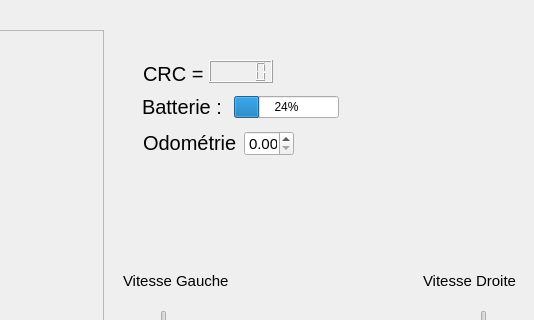
l-chapus/WifiBot, file myrobot.ui: the form before one commit; both pictures show x 377 to 911 and y 0 to 320 of the 911 by 630 pixel window.
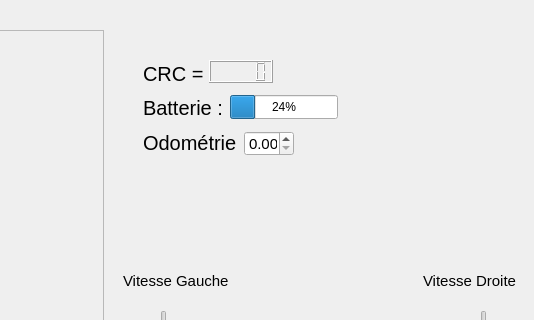
The form after the commit.

Commit message: Changement des noms du labels dans fichier ui pour plus de détails

What changed in the file:
```diff
--- a/myrobot.ui
+++ b/myrobot.ui
@@ -213,38 +213,7 @@
      </font>
     </property>
    </widget>
-   <widget class="QWidget" name="layoutWidget">
-    <property name="geometry">
-     <rect>
-      <x>519</x>
-      <y>93</y>
-      <width>197</width>
-      <height>29</height>
-     </rect>
-    </property>
-    <layout class="QGridLayout" name="gridLayout">
-     <item row="0" column="0">
-      <widget class="QLabel" name="label">
-       <property name="font">
-        <font>
-         <pointsize>15</pointsize>
-        </font>
-       </property>
-       <property name="text">
-        <string>Batterie : </string>
-       </property>
-      </widget>
-     </item>
-     <item row="0" column="1">
-      <widget class="QProgressBar" name="progressBar">
-       <property name="value">
-        <number>24</number>
-       </property>
-      </widget>
-     </item>
-    </layout>
-   </widget>
-   <widget class="QScrollArea" name="scrollArea">
+   <widget class="QScrollArea" name="camera">
     <property name="geometry">
      <rect>
       <x>30</x>
@@ -329,6 +298,37 @@
      <string>Vitesse Droite</string>
     </property>
    </widget>
+   <widget class="QProgressBar" name="batterieBar">
+    <property name="geometry">
+     <rect>
+      <x>607</x>
+      <y>95</y>
+      <width>108</width>
+      <height>24</height>
+     </rect>
+    </property>
+    <property name="value">
+     <number>24</number>
+    </property>
+   </widget>
+   <widget class="QLabel" name="batterie">
+    <property name="geometry">
+     <rect>
+      <x>520</x>
+      <y>94</y>
+      <width>81</width>
+      <height>27</height>
+     </rect>
+    </property>
+    <property name="font">
+     <font>
+      <pointsize>15</pointsize>
+     </font>
+    </property>
+    <property name="text">
+     <string>Batterie : </string>
+    </property>
+   </widget>
   </widget>
   <widget class="QMenuBar" name="menubar">
    <property name="geometry">
```
Left out of the diff: 34 changed lines with no effect on the pictures. The commit also changes 2 other files.
